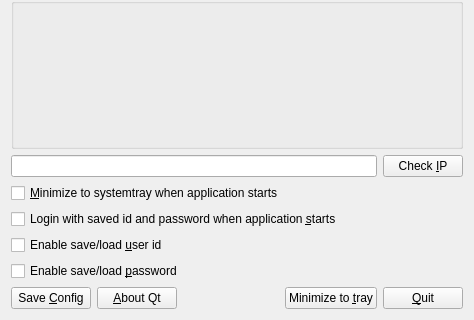
futr/QAutoLogin, file mainwidget.ui: the form before one commit; both pictures show x 0 to 474 and y 196 to 516 of the 474 by 516 pixel window.
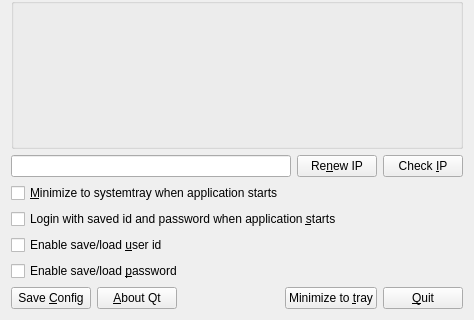
The form after the commit. Icons and pictures are not drawn.

Commit message:
Windows用にIPの再取得ボタンを用意した
Windows上で
ipconfig /release && ipconfig /renew
を実行するスロットとボタンを用意した

```diff
--- a/mainwidget.ui
+++ b/mainwidget.ui
@@ -221,6 +221,13 @@
      <item>
       <widget class="QLineEdit" name="ipEdit"/>
      </item>
+     <item>
+      <widget class="QPushButton" name="renewIPButton">
+       <property name="text">
+        <string>Re&amp;new IP</string>
+       </property>
+      </widget>
+     </item>
      <item>
       <widget class="QPushButton" name="checkIpButton">
        <property name="text">
```
Left out of the diff: 6 changed lines with no effect on the pictures. The commit also changes 4 other files.
